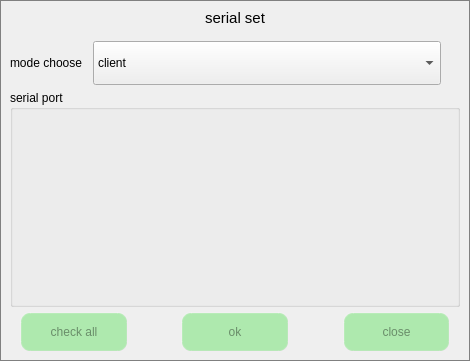
Old version of the form serial_dialog.ui in the repository jizizihe/baijie_demo.
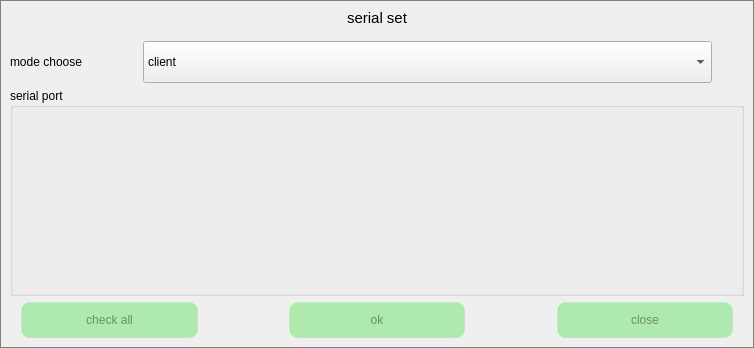
New version of the form. Icons and pictures are not drawn.

The edit to the form file:
```diff
--- a/serial_dialog.ui
+++ b/serial_dialog.ui
@@ -6,8 +6,8 @@
    <rect>
     <x>0</x>
     <y>0</y>
-    <width>470</width>
-    <height>361</height>
+    <width>754</width>
+    <height>348</height>
    </rect>
   </property>
   <property name="minimumSize">
```
